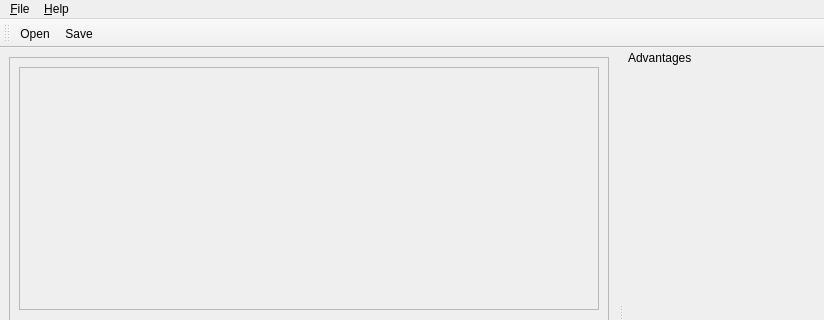
This is ui/MainWindow.ui in Kamduis/SoulCreator as Qt 5 draws it before an edit; both pictures show x 0 to 824 and y 0 to 320 of the 824 by 600 pixel window. The edited form follows.
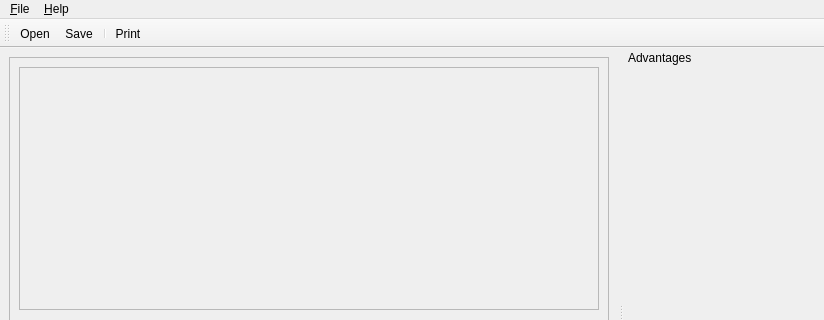
This is the edited form.

What changed in the file:
```diff
--- a/ui/MainWindow.ui
+++ b/ui/MainWindow.ui
@@ -6,7 +6,7 @@
    <rect>
     <x>0</x>
     <y>0</y>
-    <width>800</width>
+    <width>811</width>
     <height>600</height>
    </rect>
   </property>
@@ -193,6 +193,8 @@
    </attribute>
    <addaction name="actionOpen"/>
    <addaction name="actionSave"/>
+   <addaction name="separator"/>
+   <addaction name="actionPrint"/>
   </widget>
   <widget class="QMenuBar" name="menubar">
    <property name="geometry">
@@ -301,6 +303,14 @@
     <string>About...</string>
    </property>
   </action>
+  <action name="actionPrint">
+   <property name="text">
+    <string>&amp;Print</string>
+   </property>
+   <property name="shortcut">
+    <string>Ctrl+P</string>
+   </property>
+  </action>
  </widget>
  <resources/>
  <connections/>
```
Left out of the diff: 22 changed lines with no effect on the pictures.
